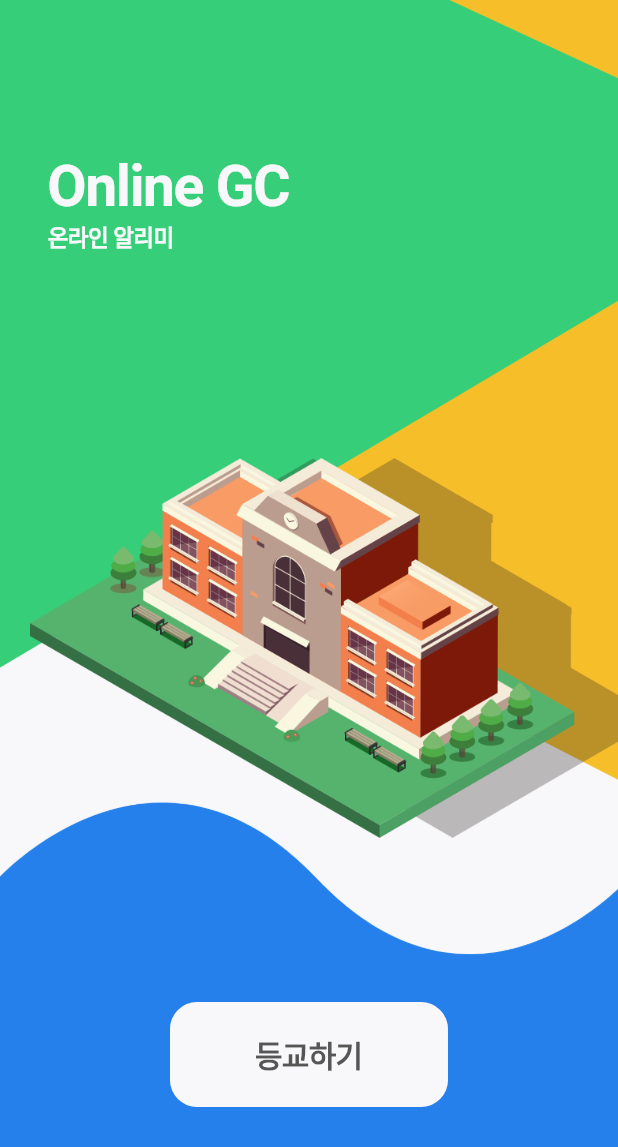
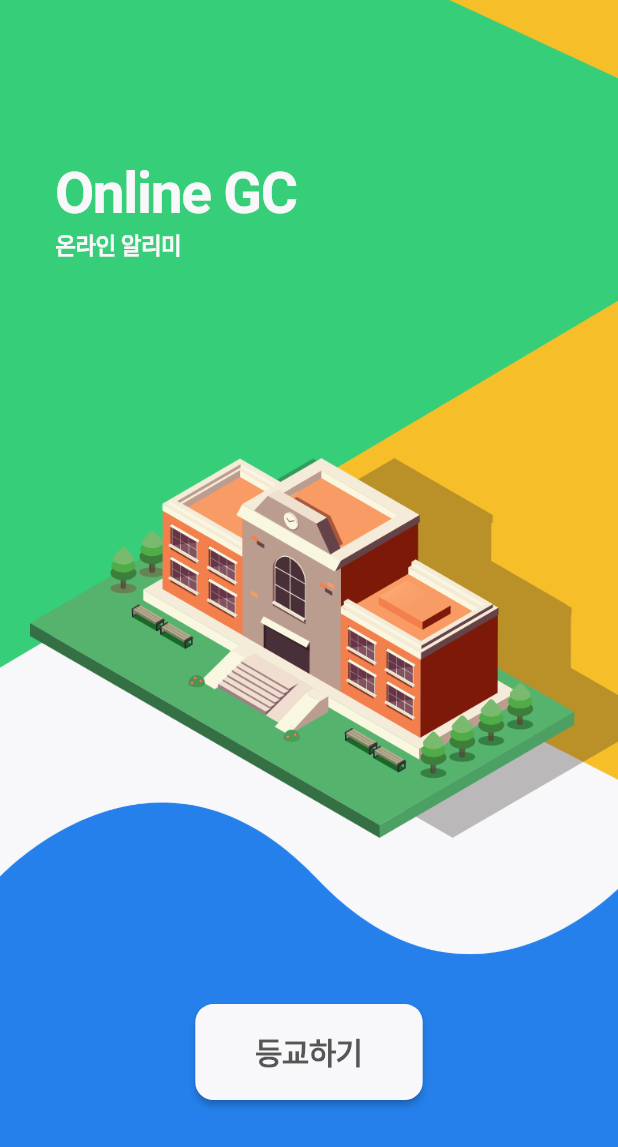
Before and after one commit to lnJoy/mobile-contents-development, a Flutter app: the screen it shows after launch, on a phone screen of 412 x 824 dp. Shown: the top 1147 px of the screen. Run offline on Flutter 3.47's test engine with Material 2 defaults, Android fonts, the phone set to English and light mode, and no system bars; Roboto replaces fonts that are missing (NotoSansCJKKR, NotoSansCJKkr).

Commit message:
Add RWD.

```diff
--- a/lib/Screens/Welcome/welcome_screen.dart
+++ b/lib/Screens/Welcome/welcome_screen.dart
@@ -57,8 +57,8 @@ class WelcomeScreen extends StatelessWidget {
                 ),
               ),
               Positioned(
-                top: 102.0,
-                left: 32.0,
+                top: size.height * 0.13,
+                left: size.width * 0.09,
                 child: Column(
                   crossAxisAlignment: CrossAxisAlignment.start,
                   children: <Widget>[
@@ -91,17 +91,18 @@ class WelcomeScreen extends StatelessWidget {
                 ),
               ),
               Positioned(
-                bottom: 86,
-                child: Container(
-                  width: size.width * 0.45,
-                  child: ClipRRect(
-                    borderRadius: BorderRadius.circular(18),
-                    child: FlatButton(
-                      padding:
-                          EdgeInsets.symmetric(vertical: 20, horizontal: 40),
-                      color: Color(0xfff8f8fa),
-                      onPressed: () {},
-                      child: Text("등교하기", style: btnTxtStyle),
+                bottom: size.height * 0.11,
+                child: ElevatedButton(
+                  onPressed: () {},
+                  child: Text(
+                    '등교하기',
+                    style: btnTxtStyle,
+                  ),
+                  style: ElevatedButton.styleFrom(
+                    primary: Color(0xfff8f8fa),
+                    padding: EdgeInsets.symmetric(vertical: 17, horizontal: 40),
+                    shape: RoundedRectangleBorder(
+                      borderRadius: BorderRadius.circular(12), // <-- Radius
                     ),
                   ),
                 ),
--- a/pubspec.yaml
+++ b/pubspec.yaml
@@ -46,10 +46,9 @@ flutter:
   # To add assets to your application, add an assets section, like this:
   assets:
     - assets/images/
+    - assets/images/body/
     - assets/images/school/
-    - assets/images/body/
-    - assets/icons/
-  #   - images/a_dot_ham.jpeg
+  #   - images/a_dzt_ham.jpeg
 
   # An image asset can refer to one or more resolution-specific "variants", see
   # https://flutter.dev/assets-and-images/#resolution-aware.
```
Also changed, not shown: pubspec.lock, 1 other file.
